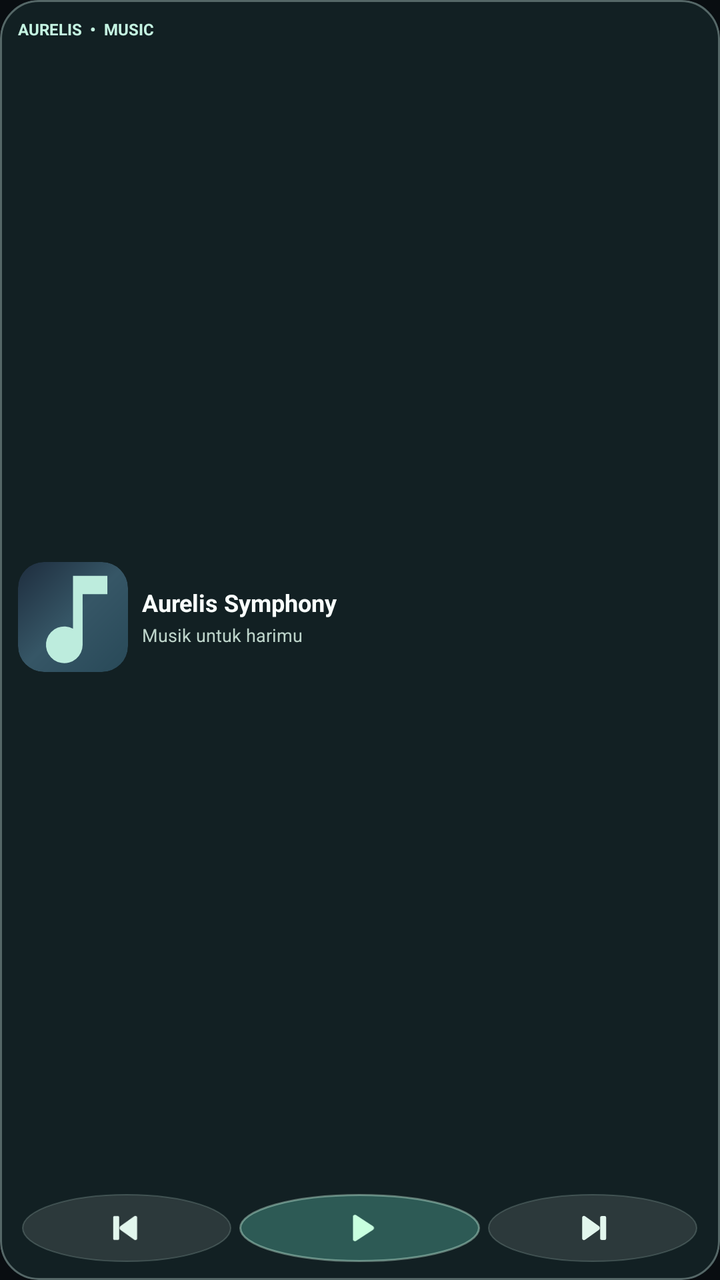
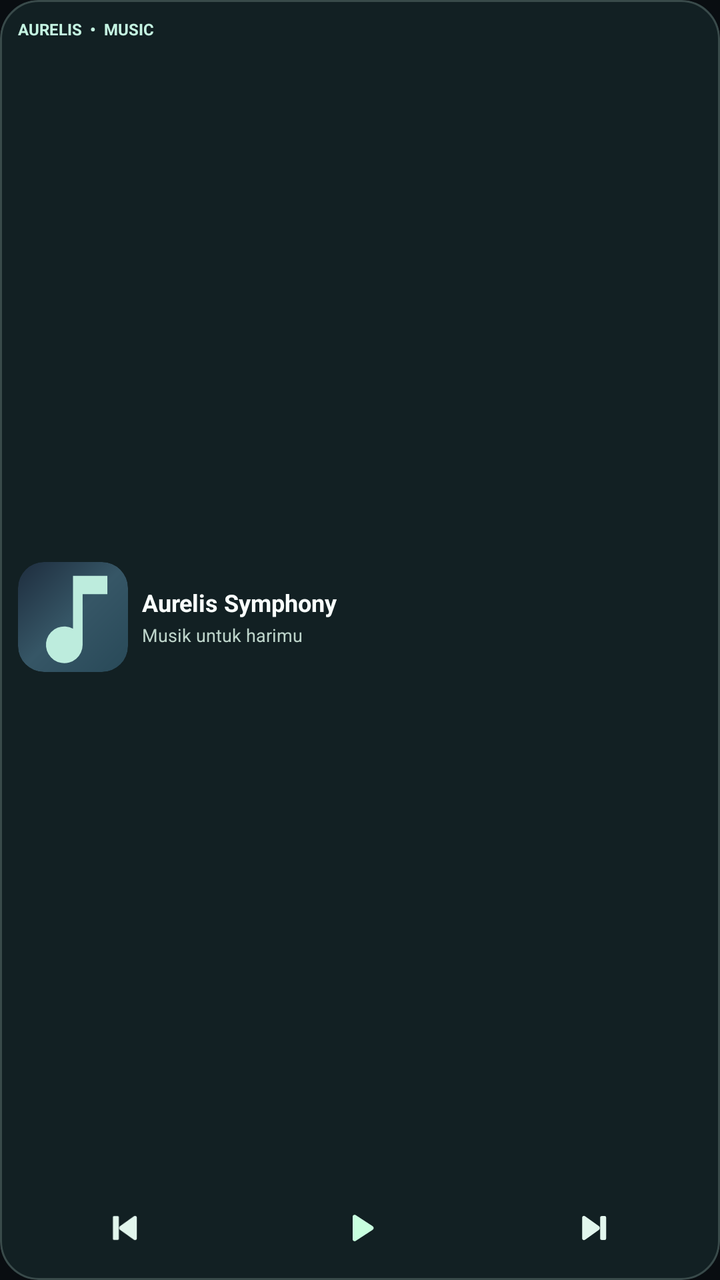

Before-and-after screenshots of an Android layout around one commit, followed by the original layout XML and the change that was made.
<!-- AndroidManifest.xml: application theme Theme.Aurelis -->
<!-- res/layout/widget_aurelis_compact.xml -->
<?xml version="1.0" encoding="utf-8"?>
<FrameLayout xmlns:android="http://schemas.android.com/apk/res/android"
    android:id="@+id/widget_root" android:layout_width="match_parent"
    android:layout_height="match_parent" android:background="@drawable/widget_shell"
    android:foreground="@drawable/widget_border" android:clipToOutline="true">
    <ImageView android:id="@+id/widget_background"
        android:layout_width="match_parent" android:layout_height="match_parent"
        android:scaleType="fitXY" android:contentDescription="@null"/>
    <LinearLayout android:layout_width="match_parent" android:layout_height="match_parent"
        android:padding="9dp" android:orientation="vertical">
        <TextView android:layout_width="match_parent" android:layout_height="wrap_content"
            android:text="AURELIS  •  MUSIC" android:textSize="8sp" android:textStyle="bold"
            android:textColor="#C4F3E1" android:singleLine="true"/>
        <LinearLayout android:layout_width="match_parent" android:layout_height="0dp"
            android:layout_weight="1" android:orientation="horizontal"
            android:gravity="center_vertical">
            <ImageView android:id="@+id/widget_art" android:layout_width="55dp"
                android:layout_height="55dp" android:src="@drawable/widget_music_note"
                android:background="@drawable/widget_album_frame"
                android:clipToOutline="true" android:scaleType="centerCrop"
                android:contentDescription="Cover lagu"/>
            <LinearLayout android:layout_width="0dp" android:layout_weight="1"
                android:layout_height="wrap_content" android:layout_marginLeft="7dp"
                android:orientation="vertical">
                <TextView android:id="@+id/widget_title"
                    android:layout_width="match_parent" android:layout_height="wrap_content"
                    android:text="Aurelis Symphony" android:maxLines="2"
                    android:ellipsize="end" android:textSize="12sp" android:textStyle="bold"
                    android:textColor="#FAFFFD"/>
                <TextView android:id="@+id/widget_artist"
                    android:layout_width="match_parent" android:layout_height="wrap_content"
                    android:layout_marginTop="2dp" android:text="Musik untuk harimu"
                    android:singleLine="true" android:ellipsize="end"
                    android:textSize="9sp" android:textColor="#BDD4CA"/>
            </LinearLayout>
        </LinearLayout>
        <LinearLayout android:layout_width="match_parent" android:layout_height="34dp"
            android:orientation="horizontal" android:gravity="center">
            <ImageView android:id="@+id/widget_prev" android:layout_width="0dp" android:layout_weight="1"
                android:layout_height="34dp" android:padding="8dp"
                android:src="@drawable/widget_previous" android:tint="#E2F6ED"
                android:contentDescription="Lagu sebelumnya" android:background="@drawable/widget_control_secondary"
                android:layout_marginLeft="2dp" android:layout_marginRight="2dp"
                />
            <ImageView android:id="@+id/widget_toggle" android:layout_width="0dp" android:layout_weight="1.15"
                android:layout_height="34dp" android:padding="7dp"
                android:src="@drawable/widget_play" android:tint="#C8FFDF"
                android:contentDescription="Play atau pause" android:background="@drawable/widget_control_primary"
                android:layout_marginLeft="2dp" android:layout_marginRight="2dp"
                />
            <ImageView android:id="@+id/widget_next" android:layout_width="0dp" android:layout_weight="1"
                android:layout_height="34dp" android:padding="8dp"
                android:src="@drawable/widget_next" android:tint="#E2F6ED"
                android:contentDescription="Lagu berikutnya" android:background="@drawable/widget_control_secondary"
                android:layout_marginLeft="2dp" android:layout_marginRight="2dp"
                />
        </LinearLayout>
    </LinearLayout>
</FrameLayout>
<!-- resources referenced by this layout -->
<resources>
  <!-- drawable widget_album_frame (drawable) -->
  <?xml version="1.0" encoding="utf-8"?>
  <shape xmlns:android="http://schemas.android.com/apk/res/android" android:shape="rectangle">
      <corners android:radius="13dp" />
      <gradient android:angle="135" android:startColor="#284958" android:centerColor="#365666" android:endColor="#1E2D3E"/>
  </shape>
  <!-- drawable widget_border (drawable) -->
  <?xml version="1.0" encoding="utf-8"?>
  <shape xmlns:android="http://schemas.android.com/apk/res/android" android:shape="rectangle">
      <corners android:radius="19dp"/>
      <solid android:color="#00000000"/>
      <stroke android:width="1dp" android:color="#52E2FAF4"/>
  </shape>
  <!-- drawable widget_control_primary (drawable) -->
  <?xml version="1.0" encoding="utf-8"?>
  <shape xmlns:android="http://schemas.android.com/apk/res/android" android:shape="oval">
      <solid android:color="#427BFFE2" />
      <stroke android:width="1dp" android:color="#65D5FFEB"/>
  </shape>
  <!-- drawable widget_control_secondary (drawable) -->
  <?xml version="1.0" encoding="utf-8"?>
  <shape xmlns:android="http://schemas.android.com/apk/res/android" android:shape="oval">
      <solid android:color="#1CFFFFFF" />
      <stroke android:width="0.5dp" android:color="#2DDEFFF4"/>
  </shape>
  <!-- drawable widget_music_note (drawable) -->
  <?xml version="1.0" encoding="utf-8"?>
  <vector xmlns:android="http://schemas.android.com/apk/res/android"
      android:width="48dp" android:height="48dp"
      android:viewportWidth="24" android:viewportHeight="24">
      <path android:fillColor="#BDECDD"
          android:pathData="M12,3v11.55a4,4 0,1 0,2.1 3.52V7h5.4V3H12z"/>
  </vector>
  <!-- drawable widget_next (drawable) -->
  <?xml version="1.0" encoding="utf-8"?>
  <vector xmlns:android="http://schemas.android.com/apk/res/android" android:width="24dp" android:height="24dp" android:viewportWidth="24" android:viewportHeight="24">
      <path android:fillColor="#FFFFFFFF" android:pathData="M5,5 C5,4 6.2,3.6 7,4.2 L16.1,10.7 C17,11.3 17,12.7 16.1,13.3 L7,19.8 C6.2,20.4 5,20 5,19 Z M18,4 h2 a1,1 0,0 1,1 1 v14 a1,1 0,0 1,-1 1 h-2 a1,1 0,0 1,-1 -1 v-14 a1,1 0,0 1,1 -1 Z"/>
  </vector>
  <!-- drawable widget_play (drawable) -->
  <?xml version="1.0" encoding="utf-8"?>
  <vector xmlns:android="http://schemas.android.com/apk/res/android" android:width="24dp" android:height="24dp" android:viewportWidth="24" android:viewportHeight="24">
      <path android:fillColor="#FFFFFFFF" android:pathData="M8,5.2 C8,4.2 9.1,3.8 9.9,4.3 L20,10.9 C20.8,11.4 20.8,12.6 20,13.1 L9.9,19.7 C9.1,20.2 8,19.8 8,18.8 Z"/>
  </vector>
  <!-- drawable widget_previous (drawable) -->
  <?xml version="1.0" encoding="utf-8"?>
  <vector xmlns:android="http://schemas.android.com/apk/res/android" android:width="24dp" android:height="24dp" android:viewportWidth="24" android:viewportHeight="24">
      <path android:fillColor="#FFFFFFFF" android:pathData="M19,5 C19,4 17.8,3.6 17,4.2 L7.9,10.7 C7,11.3 7,12.7 7.9,13.3 L17,19.8 C17.8,20.4 19,20 19,19 Z M6,4 h-2 a1,1 0,0 0,-1 1 v14 a1,1 0,0 0,1 1 h2 a1,1 0,0 0,1 -1 v-14 a1,1 0,0 0,-1 -1 Z"/>
  </vector>
  <!-- drawable widget_shell (drawable) -->
  <?xml version="1.0" encoding="utf-8"?>
  <shape xmlns:android="http://schemas.android.com/apk/res/android" android:shape="rectangle">
      <corners android:radius="19dp"/>
      <solid android:color="#CA152528"/>
  </shape>
  <style name="Theme.Aurelis" parent="android:style/Theme.Material.NoActionBar">
      <item name="android:windowLightStatusBar">false</item>
      <item name="android:windowActionModeOverlay">true</item>
      <item name="android:windowLightNavigationBar">false</item>
      <item name="android:windowDrawsSystemBarBackgrounds">true</item>
      <item name="android:windowBackground">#090D11</item>
      <item name="android:navigationBarColor">#090C10</item>
      <item name="android:statusBarColor">#090C10</item>
    </style>
</resources>

<!-- the commit's change to res/layout/widget_aurelis_compact.xml (unified diff, before → after) -->
@@ -39,20 +39,17 @@
             <ImageView android:id="@+id/widget_prev" android:layout_width="0dp" android:layout_weight="1"
                 android:layout_height="34dp" android:padding="8dp"
                 android:src="@drawable/widget_previous" android:tint="#E2F6ED"
-                android:contentDescription="Lagu sebelumnya" android:background="@drawable/widget_control_secondary"
-                android:layout_marginLeft="2dp" android:layout_marginRight="2dp"
+                android:contentDescription="Lagu sebelumnya"
                 />
             <ImageView android:id="@+id/widget_toggle" android:layout_width="0dp" android:layout_weight="1.15"
                 android:layout_height="34dp" android:padding="7dp"
                 android:src="@drawable/widget_play" android:tint="#C8FFDF"
-                android:contentDescription="Play atau pause" android:background="@drawable/widget_control_primary"
-                android:layout_marginLeft="2dp" android:layout_marginRight="2dp"
+                android:contentDescription="Play atau pause"
                 />
             <ImageView android:id="@+id/widget_next" android:layout_width="0dp" android:layout_weight="1"
                 android:layout_height="34dp" android:padding="8dp"
                 android:src="@drawable/widget_next" android:tint="#E2F6ED"
-                android:contentDescription="Lagu berikutnya" android:background="@drawable/widget_control_secondary"
-                android:layout_marginLeft="2dp" android:layout_marginRight="2dp"
+                android:contentDescription="Lagu berikutnya"
                 />
         </LinearLayout>
     </LinearLayout>
<!-- resource entries referenced after the edit -->
@@ -11,19 +11,7 @@
   <shape xmlns:android="http://schemas.android.com/apk/res/android" android:shape="rectangle">
       <corners android:radius="19dp"/>
       <solid android:color="#00000000"/>
-      <stroke android:width="1dp" android:color="#52E2FAF4"/>
-  </shape>
-  <!-- drawable widget_control_primary (drawable) -->
-  <?xml version="1.0" encoding="utf-8"?>
-  <shape xmlns:android="http://schemas.android.com/apk/res/android" android:shape="oval">
-      <solid android:color="#427BFFE2" />
-      <stroke android:width="1dp" android:color="#65D5FFEB"/>
-  </shape>
-  <!-- drawable widget_control_secondary (drawable) -->
-  <?xml version="1.0" encoding="utf-8"?>
-  <shape xmlns:android="http://schemas.android.com/apk/res/android" android:shape="oval">
-      <solid android:color="#1CFFFFFF" />
-      <stroke android:width="0.5dp" android:color="#2DDEFFF4"/>
+      <stroke android:width="1dp" android:color="#3ABED8CF"/>
   </shape>
   <!-- drawable widget_music_note (drawable) -->
   <?xml version="1.0" encoding="utf-8"?>
